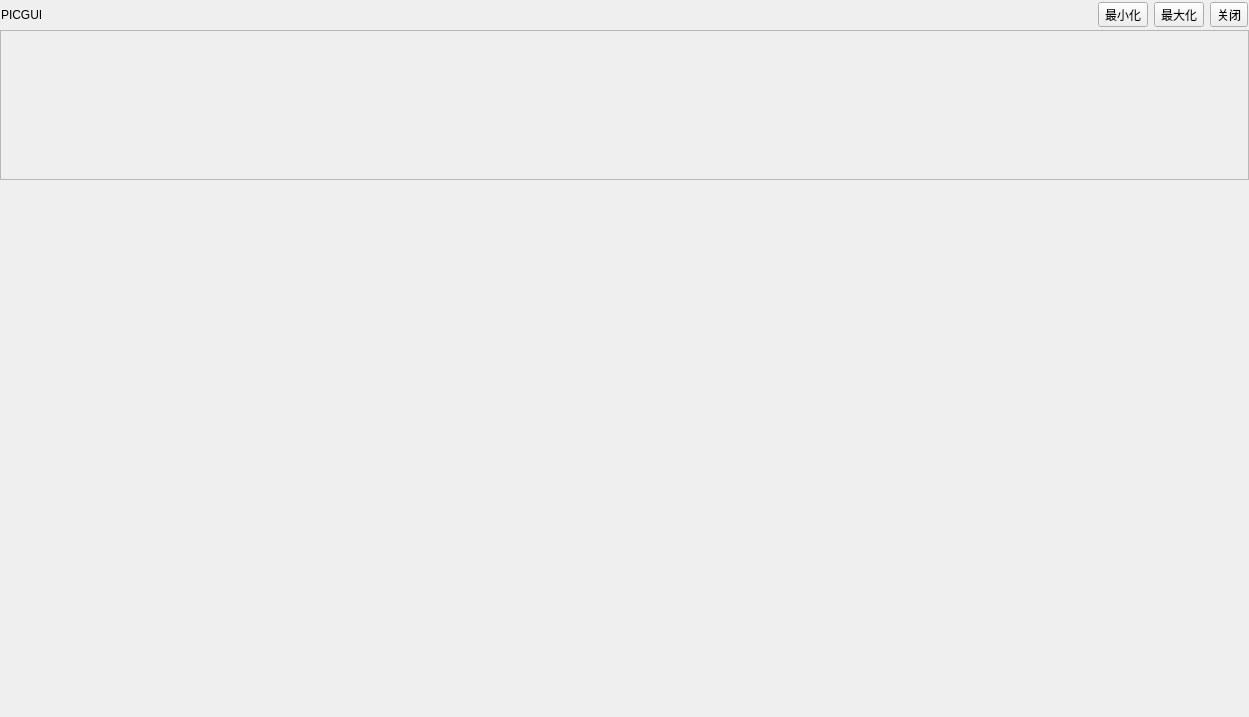
Old version of the form src/Gui/MainWindowDef.ui in the repository BeQuiet1228/FreeCAD.
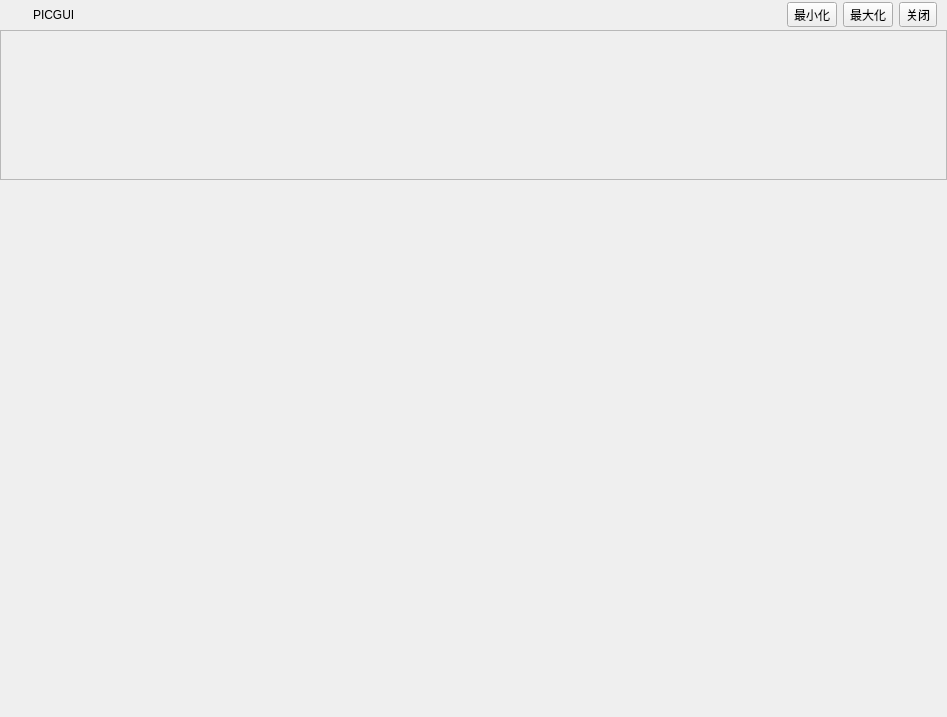
New version of the form. Icons and pictures are not drawn. Custom widgets are drawn as their Qt base class.

Commit message: 修改titleBar布局

What changed in the file:
```diff
--- a/src/Gui/MainWindowDef.ui
+++ b/src/Gui/MainWindowDef.ui
@@ -6,7 +6,7 @@
    <rect>
     <x>0</x>
     <y>0</y>
-    <width>1249</width>
+    <width>947</width>
     <height>717</height>
    </rect>
   </property>
@@ -43,19 +43,32 @@
        <height>30</height>
       </size>
      </property>
+     <property name="styleSheet">
+      <string notr="true"/>
+     </property>
      <layout class="QHBoxLayout" name="horizontalLayout">
       <property name="leftMargin">
-       <number>1</number>
+       <number>20</number>
       </property>
       <property name="topMargin">
        <number>1</number>
       </property>
       <property name="rightMargin">
-       <number>1</number>
+       <number>10</number>
       </property>
       <property name="bottomMargin">
        <number>1</number>
       </property>
+      <item>
+       <widget class="QLabel" name="labelIcon">
+        <property name="text">
+         <string/>
+        </property>
+        <property name="pixmap">
+         <pixmap resource="Icons/resource.qrc">:/icons/freecad.svg</pixmap>
+        </property>
+       </widget>
+      </item>
       <item>
        <widget class="QLabel" name="labelTitle">
         <property name="text">
```
Left out of the diff: 4 changed lines with no effect on the pictures. The commit also changes 2 other files.
